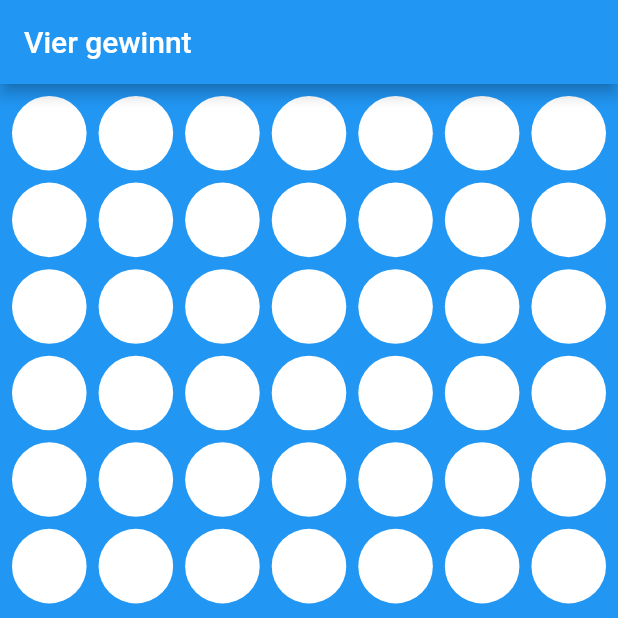
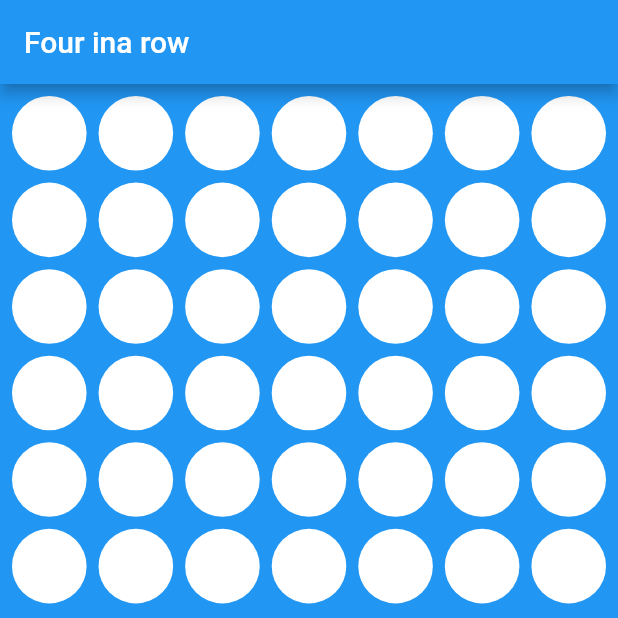
Before and after one commit to Tizari/four_ina_row, a Flutter app: the screen it shows after launch, on a phone screen of 412 x 824 dp, the top half of it. Run offline on Flutter 3.47's test engine with Material 2 defaults, Android fonts, the phone set to English and light mode, and no system bars; our stand-ins replace sensors_plus, vibration.

Commit message:
comments & code cleanup

```diff
--- a/lib/pages/configPage.dart
+++ b/lib/pages/configPage.dart
@@ -9,6 +9,7 @@ class _ConfigPageState extends State<ConfigPage> {
   int numRows = 6;
   int numColumns = 7;
 
+  // Erstellen der Bildschirmelemente
   @override
   Widget build(BuildContext context) {
     return Scaffold(
--- a/lib/pages/gamePage.dart
+++ b/lib/pages/gamePage.dart
@@ -27,10 +27,11 @@ class _GamePageState extends State<GamePage> {
     super.initState();
     resetGame();
 
+    // Abwarten auf schütteln des Handys
     accelerometerEvents.listen((event) {
       if (event.x.abs() > 12 || event.y.abs() > 12 || event.z.abs() > 12) {
         setState(() {
-          Vibration.vibrate(duration: 1000);
+          Vibration.vibrate(duration: 500);
           backgroundColor = getRandomColor();
           resetGame();
         });
@@ -38,6 +39,7 @@ class _GamePageState extends State<GamePage> {
     });
   }
 
+  // Spielfeld wird zurückgesetzt
   void resetGame() {
     setState(() {
       gameBoard = List.generate(numRows, (_) => List.filled(numColumns, 0));
@@ -46,6 +48,7 @@ class _GamePageState extends State<GamePage> {
     });
   }
 
+  // Chips werden abwechselnd gesetzt
   void dropChip(int column) {
     if (!isGameOver) {
       for (int row = numRows - 1; row >= 0; row--) {
@@ -55,6 +58,7 @@ class _GamePageState extends State<GamePage> {
             currentPlayer = currentPlayer.id == 1 ? player2 : player1;
           });
 
+          // Popup bei Spielende
           if (checkWinner(row, column)) {
             setState(() {
               isGameOver = true;
@@ -84,6 +88,7 @@ class _GamePageState extends State<GamePage> {
     }
   }
 
+  // Überprüfe ob jemand gewonnen hat
   bool checkWinner(int row, int col) {
     int player = gameBoard[row][col];
 
@@ -150,6 +155,7 @@ class _GamePageState extends State<GamePage> {
     return false;
   }
 
+  // zufällige farbe generieren
   Color getRandomColor() {
     Random random = Random();
     return Color.fromARGB(
@@ -160,6 +166,7 @@ class _GamePageState extends State<GamePage> {
     );
   }
 
+  //Routing zur configPage
   void navigateToConfigPage() async {
     List<int>? config = await Navigator.push(
       context,
@@ -174,12 +181,13 @@ class _GamePageState extends State<GamePage> {
     }
   }
 
+  //Erstellen der Bildschirmelemente
   @override
   Widget build(BuildContext context) {
     return Scaffold(
       backgroundColor: backgroundColor,
       appBar: AppBar(
-        title: Text('Vier gewinnt'),
+        title: Text('Four ina row'),
       ),
       body: Center(
         child: Column(
```
